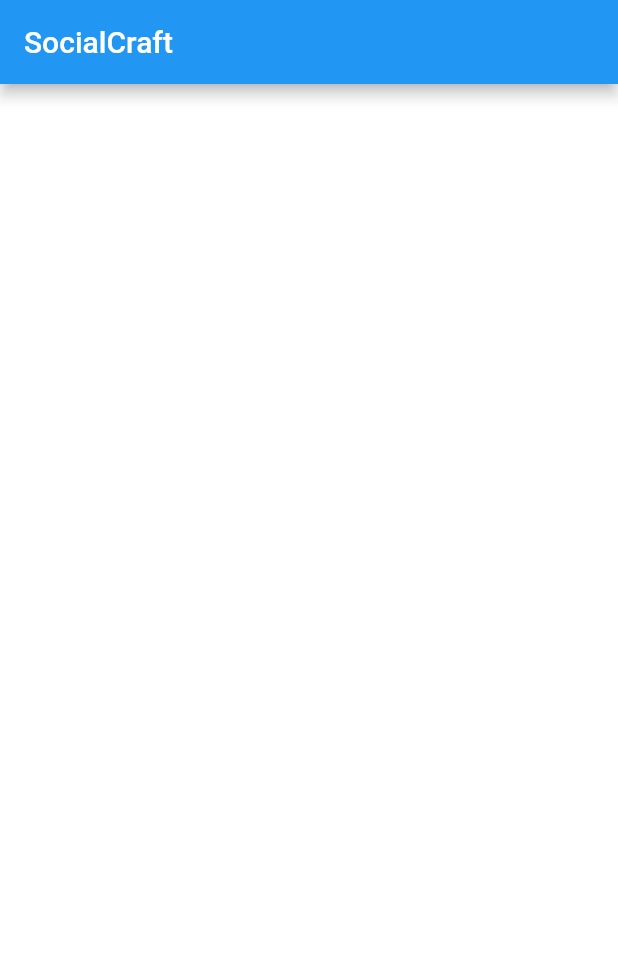
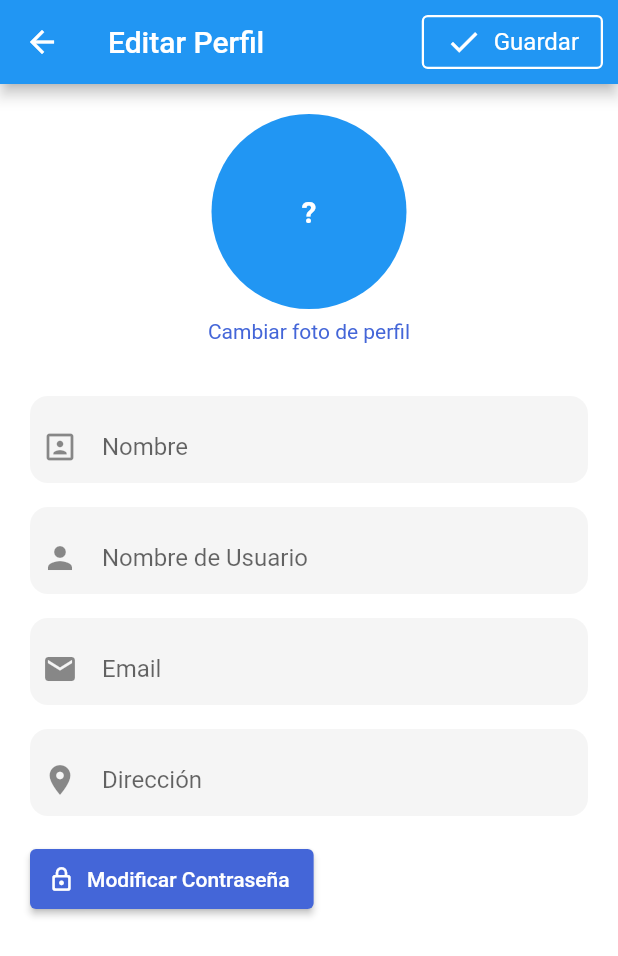
Before and after one commit to Felixx00/SocialCraft_Flutter, a Flutter app: the Editar screen opened by its route, on a phone screen of 412 x 824 dp. Shown: the top 956 px of the screen. Run offline on Flutter 3.47's test engine with Material 2 defaults, Android fonts, the light colour scheme and no system bars; our stand-ins replace nb_utils.

Commit message:
mejora editar

```diff
--- a/lib/editar.dart
+++ b/lib/editar.dart
@@ -1,6 +1,7 @@
 import 'package:flutter/material.dart';
 import 'package:nb_utils/nb_utils.dart';
 import 'package:socialcraft/utils/widgets.dart';
+import 'package:socialcraft/utils/fonts.dart';
 
 class Editar extends StatefulWidget {
   static String tag = '/editar';
@@ -29,9 +30,111 @@ class EditarState extends State<Editar> {
       child: Scaffold(
         backgroundColor: Colors.white,
         appBar: AppBar(
-          title: const Text('SocialCraft'),
-          automaticallyImplyLeading: false,
+          title: const Text('Editar Perfil'),
           backgroundColor: Colors.blue,
+          actions: <Widget>[
+            Padding(
+              padding: EdgeInsets.all(10.0),
+              child: OutlinedButton.icon(
+                label: Text('Guardar', style: primaryTextStyle(color: white)),
+                style: OutlinedButton.styleFrom(
+                  primary: Colors.white,
+                  side: BorderSide(color: Colors.white, width: 1.5),
+                ),
+                icon: Icon(Icons.check),
+                onPressed: () {
+                  print('Pressed');
+                },
+              ),
+            ),
+          ],
+        ),
+        body: SingleChildScrollView(
+          child: Column(
+            children: [
+              20.height,
+              CircleAvatar(
+                  radius: 65,
+                  backgroundColor: Colors.blue,
+                  child:
+                      Text("?", style: boldTextStyle(size: 20, color: white))),
+              7.height,
+              Text(
+                'Cambiar foto de perfil',
+                style: TextStyle(color: azul_logo),
+              ),
+              Container(
+                  padding: EdgeInsets.only(top: 35.0, left: 20.0, right: 20.0),
+                  child: Column(
+                    children: <Widget>[
+                      Container(
+                        decoration: BoxDecoration(color: Colors.grey[100]),
+                        child: TextFormField(
+                          keyboardType: TextInputType.emailAddress,
+                          decoration: InputDecoration(
+                            icon: Icon(Icons.portrait),
+                            border: InputBorder.none,
+                            hintText: "Nombre",
+                          ),
+                        ).paddingOnly(left: 8, top: 10),
+                      ).cornerRadiusWithClipRRect(12).paddingOnly(bottom: 8),
+                      Container(
+                        decoration: BoxDecoration(color: Colors.grey[100]),
+                        child: TextFormField(
+                          keyboardType: TextInputType.emailAddress,
+                          decoration: InputDecoration(
+                            icon: Icon(Icons.person),
+                            border: InputBorder.none,
+                            hintText: "Nombre de Usuario",
+                          ),
+                        ).paddingOnly(left: 8, top: 10),
+                      )
+                          .cornerRadiusWithClipRRect(12)
+                          .paddingOnly(top: 8, bottom: 8),
+                      Container(
+                        decoration: BoxDecoration(color: Colors.grey[100]),
+                        child: TextFormField(
+                          keyboardType: TextInputType.emailAddress,
+                          decoration: InputDecoration(
+                            icon: Icon(Icons.email),
+                            border: InputBorder.none,
+                            hintText: "Email",
+                          ),
+                        ).paddingOnly(left: 8, top: 10),
+                      )
+                          .cornerRadiusWithClipRRect(12)
+                          .paddingOnly(top: 8, bottom: 8),
+                      Container(
+                        decoration: BoxDecoration(color: Colors.grey[100]),
+                        child: TextFormField(
+                          keyboardType: TextInputType.emailAddress,
+                          decoration: InputDecoration(
+                            icon: Icon(Icons.location_on),
+                            border: InputBorder.none,
+                            hintText: "Dirección",
+                          ),
+                        ).paddingOnly(left: 8, top: 10),
+                      )
+                          .cornerRadiusWithClipRRect(12)
+                          .paddingOnly(top: 8, bottom: 8),
+                      Align(
+                          alignment: Alignment.centerLeft,
+                          child: ElevatedButton.icon(
+                            label: Text('Modificar Contraseña'),
+                            style: ElevatedButton.styleFrom(
+                              minimumSize: Size(180, 40),
+                              //primary: Colors.lightBlueAccent[200],
+                              primary: Color.fromRGBO(68, 102, 216, 1.0),
+                              onPrimary: Colors.white,
+                              onSurface: Colors.grey,
+                            ),
+                            icon: Icon(Icons.lock_outline_rounded, size: 18),
+                            onPressed: () {},
+                          )).paddingTop(10),
+                    ],
+                  ))
+            ],
+          ),
         ),
       ),
     );
```
